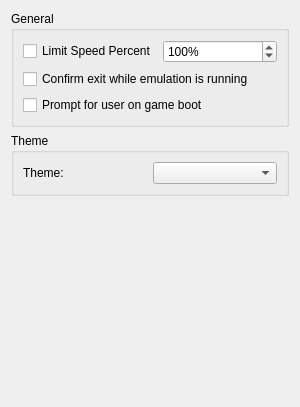
First picture: the form in src/yuzu/configuration/configure_general.ui, repository rorrim-rorrim/eden-alt, before the edit.
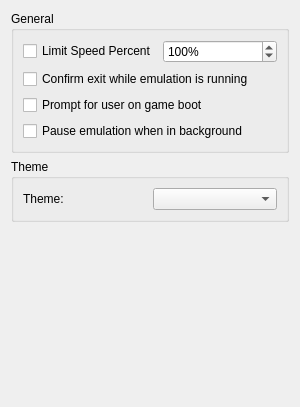
Second picture: the form after the edit.

Commit message: yuzu: Pause when in background

```diff
--- a/src/yuzu/configuration/configure_general.ui
+++ b/src/yuzu/configuration/configure_general.ui
@@ -65,6 +65,13 @@
             </property>
            </widget>
           </item>
+           <item>
+             <widget class="QCheckBox" name="toggle_background_pause">
+               <property name="text">
+                 <string>Pause emulation when in background</string>
+               </property>
+             </widget>
+           </item>
          </layout>
         </item>
        </layout>
```
The commit also changes 5 other files.
